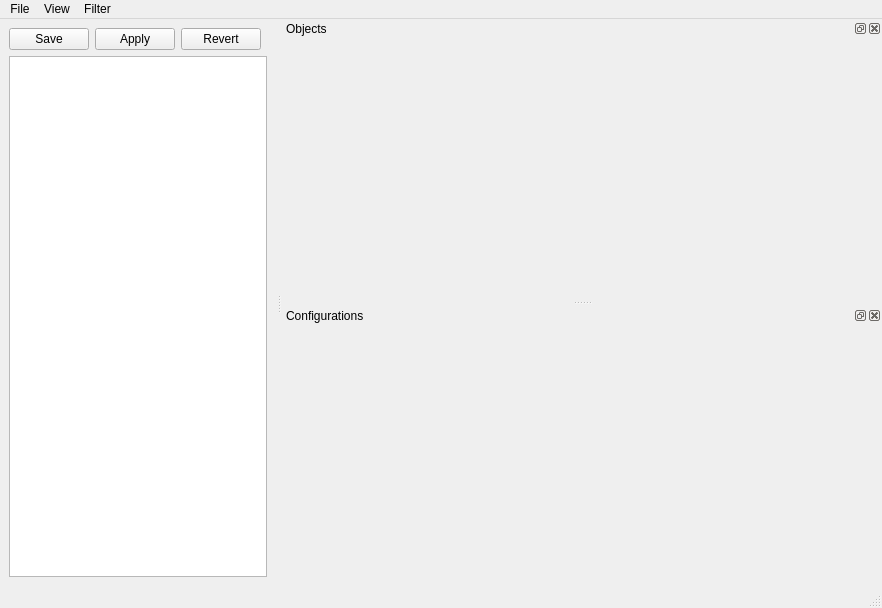
Old version of the form pmgr.ui in the repository pcdshub/pmgr.
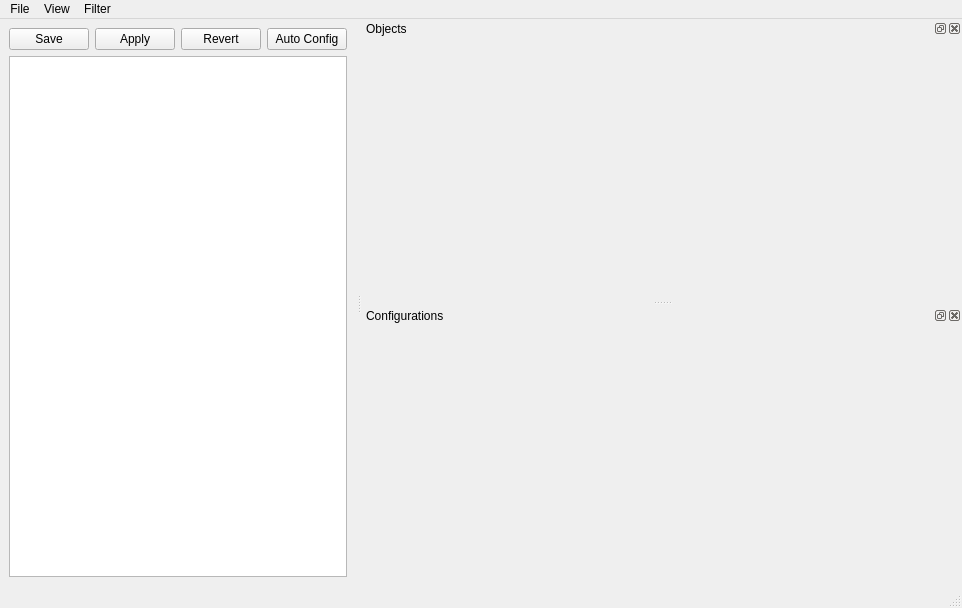
New version of the form. Custom widgets are drawn as their Qt base class.

Patch:
```diff
--- a/pmgr.ui
+++ b/pmgr.ui
@@ -73,6 +73,13 @@
       </property>
      </widget>
     </item>
+    <item row="0" column="3">
+     <widget class="QPushButton" name="autoButton">
+      <property name="text">
+       <string>Auto Config</string>
+      </property>
+     </widget>
+    </item>
    </layout>
   </widget>
   <widget class="QMenuBar" name="menubar">
```
